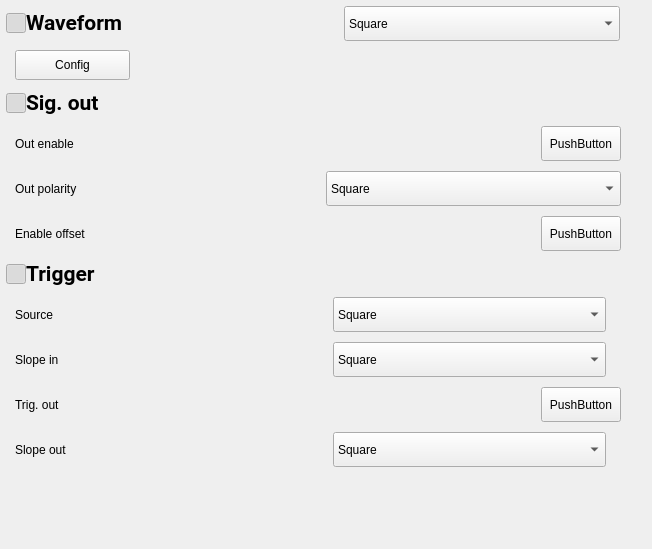
DoND8xforce/tas7061, file tas7061bb/widgets/wgContentHmf2550/wgContentHmf2550.ui: the form before one commit.
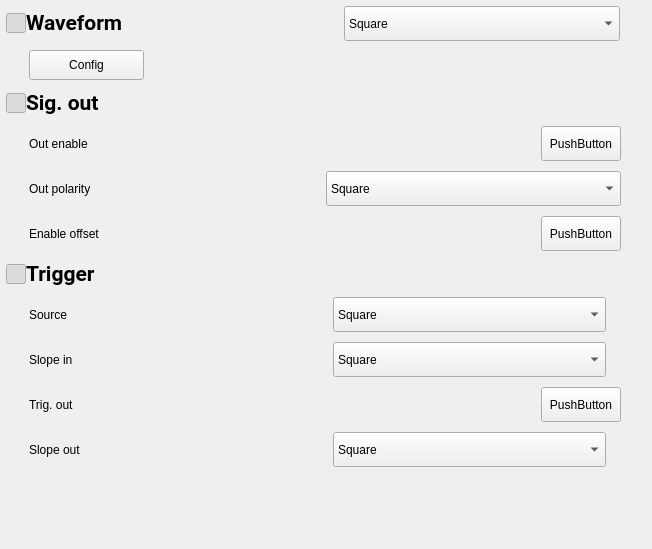
The form after the commit. Icons and pictures are not drawn.

Commit message: Align for text

```diff
--- a/tas7061bb/widgets/wgContentHmf2550/wgContentHmf2550.ui
+++ b/tas7061bb/widgets/wgContentHmf2550/wgContentHmf2550.ui
@@ -13,6 +13,11 @@
   <property name="windowTitle">
    <string>Form</string>
   </property>
+  <property name="styleSheet">
+   <string notr="true">QComboBox {
+       qproperty-alignment: 'AlignCenter';
+}</string>
+  </property>
   <layout class="QHBoxLayout" name="horizontalLayout_4">
    <property name="leftMargin">
     <number>6</number>
@@ -188,6 +193,9 @@
           </item>
           <item>
            <layout class="QHBoxLayout" name="horizontalLayout">
+            <property name="leftMargin">
+             <number>14</number>
+            </property>
             <item>
              <widget class="QPushButton" name="pushButton_8">
               <property name="minimumSize">
@@ -328,8 +336,11 @@
          <layout class="QVBoxLayout" name="verticalLayout_2">
           <item>
            <layout class="QGridLayout" name="gridLayout">
+            <property name="leftMargin">
+             <number>14</number>
+            </property>
             <property name="horizontalSpacing">
-             <number>240</number>
+             <number>226</number>
             </property>
             <property name="verticalSpacing">
              <number>10</number>
@@ -556,8 +567,11 @@
          <layout class="QVBoxLayout" name="verticalLayout_3">
           <item>
            <layout class="QGridLayout" name="gridLayout_2">
+            <property name="leftMargin">
+             <number>14</number>
+            </property>
             <property name="horizontalSpacing">
-             <number>266</number>
+             <number>252</number>
             </property>
             <property name="verticalSpacing">
              <number>10</number>
```
The commit also changes 5 other files.
